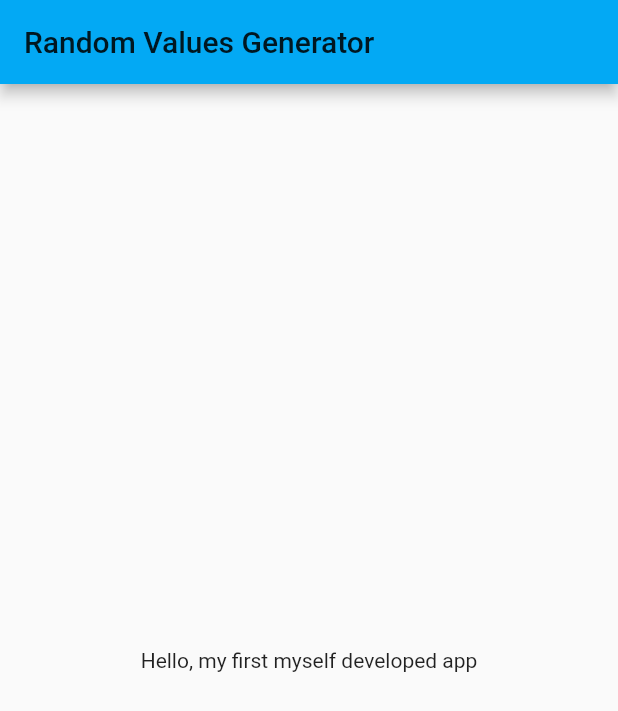
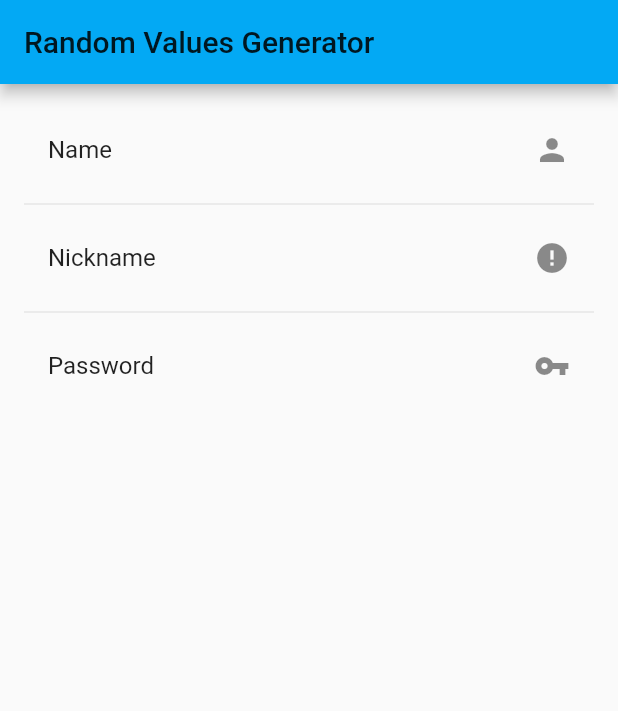
Before and after one commit to kirasok/random_password_generator, a Flutter app: the screen it shows after launch, on a phone screen of 412 x 824 dp. Shown: the top 711 px of the screen. Run offline on Flutter 3.47's test engine with Material 2 defaults, Android fonts, the phone set to English and light mode, and no system bars.

Commit message:
Show items in list

```diff
--- a/lib/main.dart
+++ b/lib/main.dart
@@ -2,9 +2,9 @@ import 'package:flutter/material.dart';
 
 void main() {
   var items = [
-    Item("Password", Icon(Icons.vpn_key)),
-    Item("Name", Icon(Icons.person)),
-    Item("Nickname", Icon(Icons.error)), // TODO: add icon
+    Item("Password", Icons.vpn_key),
+    Item("Name", Icons.person),
+    Item("Nickname", Icons.error), // TODO: add icon
   ];
   items.sort((a, b) => a.title.compareTo(b.title));
 
@@ -13,7 +13,7 @@ void main() {
 
 class Item {
   String title;
-  Icon icon;
+  IconData icon;
 
   Item(this.title, this.icon);
 }
@@ -33,8 +33,41 @@ class MyApp extends StatelessWidget {
         appBar: AppBar(
           title: Text("Random Values Generator"),
         ),
-        body: Center(child: Text("Hello, my first myself developed app")),
+        body: ValuesList(items),
       ),
     );
   }
 }
+
+class ValuesList extends StatefulWidget {
+  final List items;
+
+  const ValuesList(this.items, {Key key}) : super(key: key);
+
+  @override
+  _ValuesListState createState() => _ValuesListState(items);
+}
+
+class _ValuesListState extends State<ValuesList> {
+
+  final List items;
+  _ValuesListState(this.items);
+
+  Widget buildRow(Item item) => ListTile(
+    title: Text(item.title),
+    trailing: Icon(item.icon),
+  );
+
+  @override
+  Widget build(BuildContext context) {
+    return ListView.builder(
+      padding: EdgeInsets.all(16.0),
+      itemCount: items.length + 2,
+      itemBuilder: (context, i) {
+        if (i.isOdd) return Divider();
+        final index = i ~/ 2;
+        return buildRow(items[index]);
+      },
+    );
+  }
+}
```
